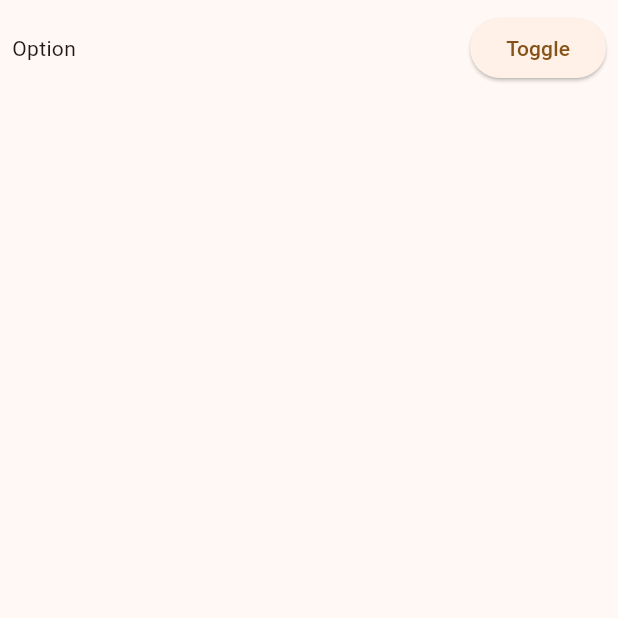
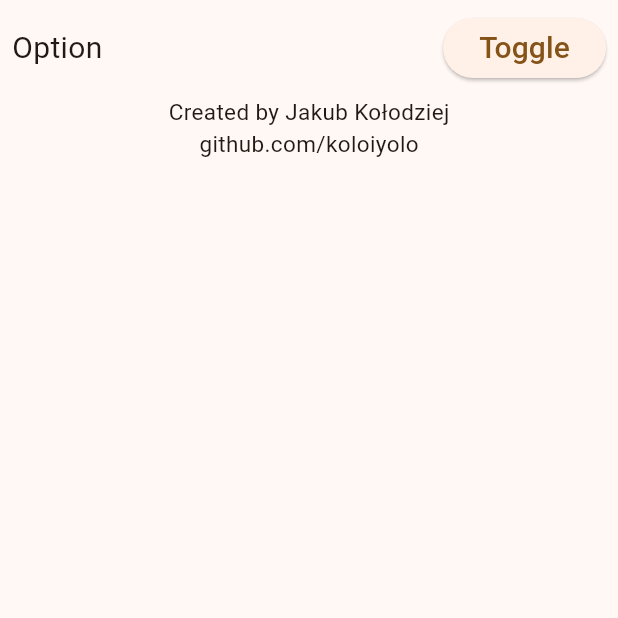
Before and after one commit to koloiyolo/warframe_tracker, a Flutter app: the SettingsPage screen opened directly, on a phone screen of 412 x 824 dp, the top half of it. Run offline on Flutter 3.47's test engine with Material 2 defaults, Android fonts, the phone set to English and light mode, and no system bars; network calls fail.

```diff
--- a/lib/screens/arbitrations.dart
+++ b/lib/screens/arbitrations.dart
@@ -79,6 +79,7 @@ class _ArbitrationsPageState extends State<ArbitrationsPage> {
                         buildText('Faction: ${snapshot.data!.enemy}'),
                         const SizedBox(height: 8),
                         buildText('Node: ${snapshot.data!.node}'),
+                        const SizedBox(height: 32)
                       ],
                     ),
                   ),
--- a/lib/settings.dart
+++ b/lib/settings.dart
@@ -17,13 +17,19 @@ class _SettingsPageState extends State<SettingsPage> {
           padding: const EdgeInsets.all(8.0),
           child: Row(
             children: [
-              const Text('Option'),
+              buildText('Option'),
               const Expanded(child: SizedBox()),
-              ElevatedButton(onPressed: () {}, child: Text('Toggle'))
+              ElevatedButton(onPressed: () {}, child: buildText('Toggle')),
             ],
           ),
         ),
+        const Center(child: Text('Created by Jakub Kołodziej', style: TextStyle(fontSize: 15))),
+        const Center(child: Text('github.com/koloiyolo', style: TextStyle(fontSize: 15)))
       ],
     ));
   }
+  Center buildText(String text) =>
+      Center(child: Text(text, style: const TextStyle(fontSize: 20)));
+  Center buildTitle(String text) =>
+      Center(child: Text(text, style: const TextStyle(fontSize: 25)));
 }
```
